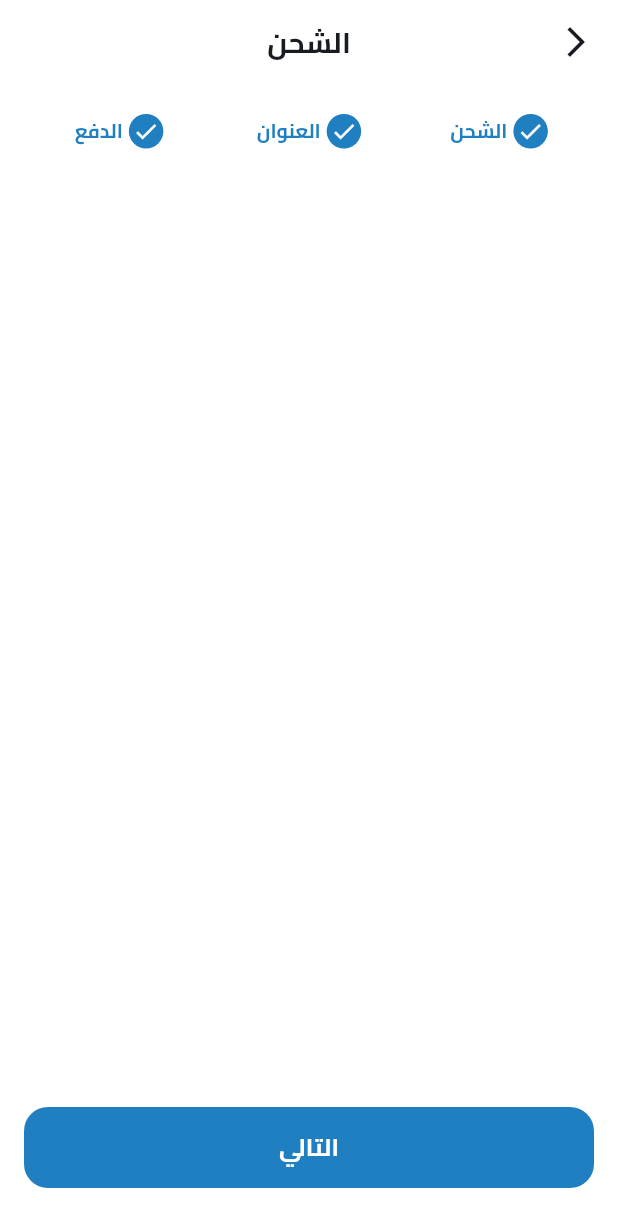
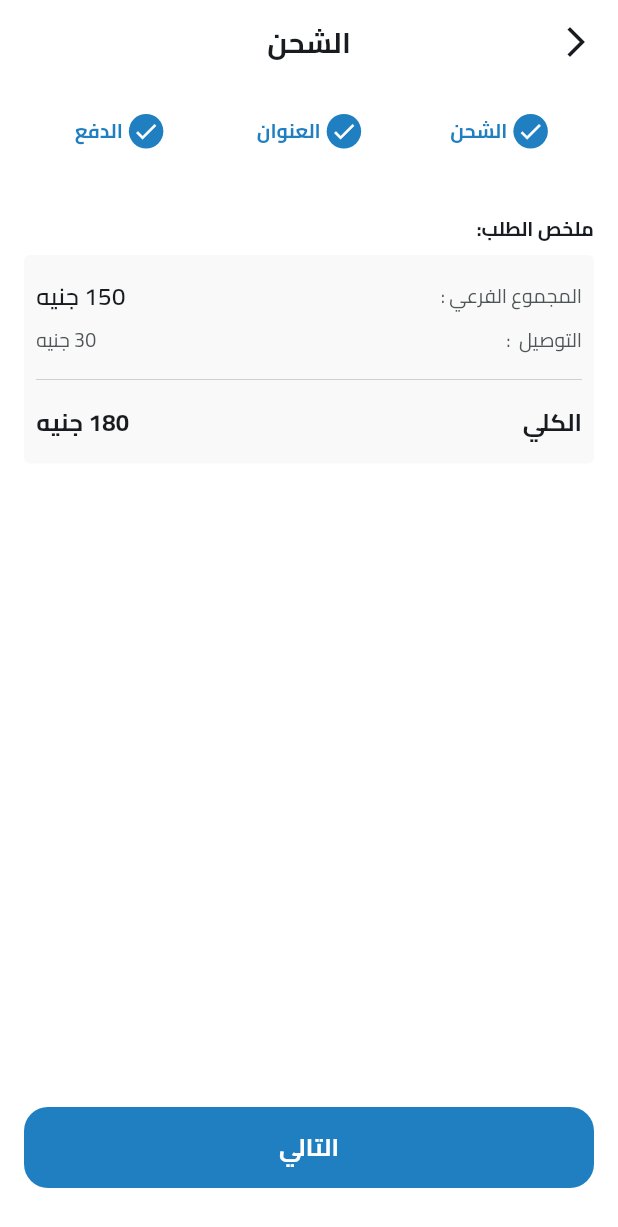
Before and after one commit to abdulrahmanibrahimdawood/E-Commerce, a Flutter app: the CheckoutView screen opened by its route, swiped to page 3, on a phone screen of 412 x 824 dp. Shown: the top 1227 px of the screen. Run offline on Flutter 3.47's test engine with Material 3 defaults, Android fonts, the phone set to English and light mode, and no system bars; our stand-ins replace bloc, cloud_firestore, dartz, dots_indicator, equatable, firebase_auth and 10 more; missing offline and left inert: flutter_facebook_auth; accounts and stored records are empty.

Commit message:
Create order summry widget

```diff
--- /dev/null
+++ b/lib/features/checkout/presentation/views/widgets/order_summary_widget.dart
@@ -0,0 +1,52 @@
+import 'package:e_commerce/core/utils/app_text_styles.dart';
+import 'package:e_commerce/features/checkout/presentation/views/widgets/payment_item.dart';
+import 'package:flutter/material.dart';
+
+class OrderSummaryWidget extends StatelessWidget {
+  const OrderSummaryWidget({super.key});
+
+  @override
+  Widget build(BuildContext context) {
+    return PaymentItem(
+      title: 'ملخص الطلب',
+      child: Column(
+        children: [
+          Row(
+            children: [
+              Text(
+                'المجموع الفرعي :',
+                style: TextStyles.regular13.copyWith(color: Color(0xff4E5556)),
+              ),
+              Spacer(),
+              Text('150 جنيه', style: TextStyles.semiBold16),
+            ],
+          ),
+          SizedBox(height: 8),
+          Row(
+            children: [
+              Text(
+                'التوصيل  :',
+                style: TextStyles.regular13.copyWith(color: Color(0xff4E5556)),
+              ),
+              Spacer(),
+              Text(
+                '30 جنيه',
+                style: TextStyles.regular13.copyWith(color: Color(0xff4E5556)),
+              ),
+            ],
+          ),
+          SizedBox(height: 9),
+          Divider(thickness: 0.6, color: Color(0xffCACACE)),
+          SizedBox(height: 9),
+          Row(
+            children: [
+              Text('الكلي', style: TextStyles.bold16),
+              Spacer(),
+              Text('180 جنيه', style: TextStyles.bold16),
+            ],
+          ),
+        ],
+      ),
+    );
+  }
+}
--- a/lib/features/checkout/presentation/views/widgets/payment_item.dart
+++ b/lib/features/checkout/presentation/views/widgets/payment_item.dart
@@ -9,10 +9,15 @@ class PaymentItem extends StatelessWidget {
   @override
   Widget build(BuildContext context) {
     return Column(
+      crossAxisAlignment: CrossAxisAlignment.start,
       children: [
         Text('$title:', style: TextStyles.bold13),
         SizedBox(height: 8),
-        Container(decoration: AppDecoration.greyBoxDecoration, child: child),
+        Container(
+          padding: EdgeInsets.symmetric(vertical: 16, horizontal: 8),
+          decoration: AppDecoration.greyBoxDecoration,
+          child: child,
+        ),
       ],
     );
   }
--- a/lib/features/checkout/presentation/views/widgets/payment_section.dart
+++ b/lib/features/checkout/presentation/views/widgets/payment_section.dart
@@ -1,3 +1,4 @@
+import 'package:e_commerce/features/checkout/presentation/views/widgets/order_summary_widget.dart';
 import 'package:flutter/material.dart';
 
 class PaymentSection extends StatelessWidget {
@@ -5,6 +6,6 @@ class PaymentSection extends StatelessWidget {
 
   @override
   Widget build(BuildContext context) {
-    return const Column(children: []);
+    return Column(children: [SizedBox(height: 24), OrderSummaryWidget()]);
   }
 }
```
